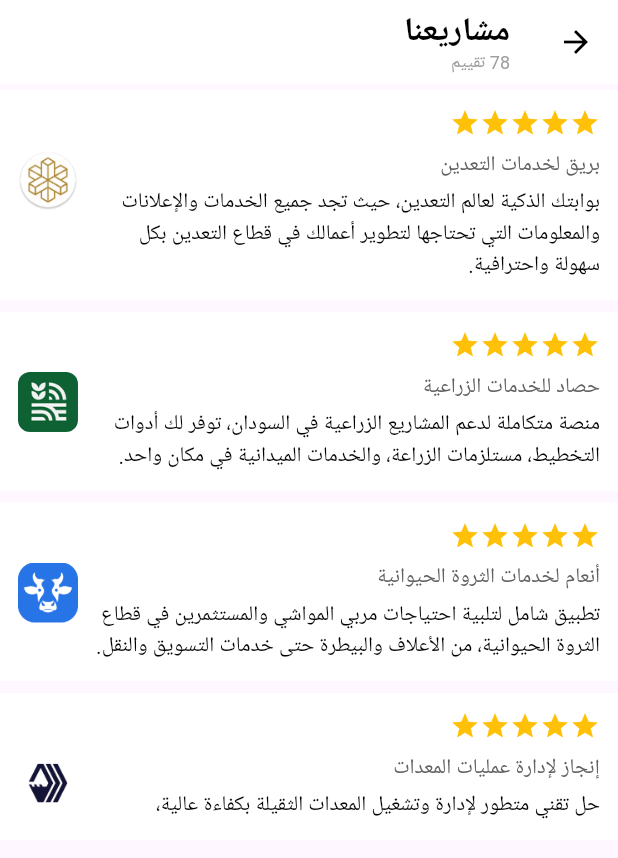
After one commit to mohamed-sd/safra_app, a Flutter app: the ProjectsScreen screen opened directly, on a phone screen of 412 x 824 dp. The commit adds this screen. Shown: the top 858 px of the screen. Run offline on Flutter 3.47's test engine with Material 3 defaults, Android fonts, the phone set to English and light mode, and no system bars; drawn by our look-alikes of flutter_rating_bar; our stand-ins replace barcode_widget, salomon_bottom_bar; Roboto replaces fonts that are missing (Arial).

Commit message:
new project file

```diff
--- a/lib/homeNav.dart
+++ b/lib/homeNav.dart
@@ -175,7 +175,7 @@ class _BannerSliderState extends State<HomeNav> {
                                             );
                                           },
                                           child: headerCard(
-                                              'بصات سفرية',
+                                              'الباصات ',
                                               Image.asset(
                                                   'assets/homeHead/ic_bus.png',
                                                   height: 30))),
@@ -243,7 +243,7 @@ class _BannerSliderState extends State<HomeNav> {
                                               );
                                             },
                                             child: headerCard(
-                                                'شقق مفروشة',
+                                                'شقة ',
                                                 Image.asset(
                                                     'assets/homeHead/ic_homestay.png',
                                                     height: 30)))),
--- /dev/null
+++ b/lib/project.dart
@@ -0,0 +1,126 @@
+import 'package:flutter/material.dart';
+import 'package:flutter_rating_bar/flutter_rating_bar.dart';
+
+class ProjectsScreen extends StatelessWidget {
+  final List<Project> projects = [
+    Project(
+      title: 'بريق لخدمات التعدين',
+      description:
+      'بوابتك الذكية لعالم التعدين، حيث تجد جميع الخدمات والإعلانات والمعلومات التي تحتاجها لتطوير أعمالك في قطاع التعدين بكل سهولة واحترافية.',
+      imageUrl: 'assets/icons/1.png',
+    ),
+    Project(
+      title: 'حصاد للخدمات الزراعية',
+      description:
+      'منصة متكاملة لدعم المشاريع الزراعية في السودان، توفر لك أدوات التخطيط، مستلزمات الزراعة، والخدمات الميدانية في مكان واحد.',
+      imageUrl: 'assets/icons/2.png',
+    ),
+    Project(
+      title: 'أنعام لخدمات الثروة الحيوانية',
+      description:
+      'تطبيق شامل لتلبية احتياجات مربي المواشي والمستثمرين في قطاع الثروة الحيوانية، من الأعلاف والبيطرة حتى خدمات التسويق والنقل.',
+      imageUrl: 'assets/icons/3.png',
+    ),
+    Project(
+      title: 'إنجاز لإدارة عمليات المعدات',
+      description:
+      'حل تقني متطور لإدارة وتشغيل المعدات الثقيلة بكفاءة عالية،',
+      imageUrl: 'assets/icons/4.png',
+    ),
+  ];
+
+  @override
+  Widget build(BuildContext context) {
+    return Directionality(
+      textDirection: TextDirection.rtl, // لأن المحتوى باللغة العربية
+      child: Scaffold(
+        appBar: AppBar(
+          elevation: 0,
+          backgroundColor: Colors.white,
+          leading: Icon(Icons.arrow_back, color: Colors.black),
+          title: Column(
+            crossAxisAlignment: CrossAxisAlignment.start,
+            children: [
+              Text('مشاريعنا', style: TextStyle(color: Colors.black,fontWeight: FontWeight.bold)),
+              Text('78 تقييم', style: TextStyle(color: Colors.grey, fontSize: 12)),
+            ],
+          ),
+        ),
+        body: ListView.builder(
+          itemCount: projects.length,
+          itemBuilder: (context, index) {
+            final project = projects[index];
+            return Container(
+              padding: EdgeInsets.all(12),
+              margin: EdgeInsets.symmetric(vertical: 4),
+              color:  Colors.white,
+              child: Column(
+                crossAxisAlignment: CrossAxisAlignment.start,
+                children: [
+                  RatingBarIndicator(
+                    rating: 5,
+                    itemBuilder: (context, _) => Icon(
+                      Icons.star,
+                      color: Colors.amber,
+                    ),
+                    itemCount: 5,
+                    itemSize: 20.0,
+                  ),
+                  SizedBox(height: 8),
+                  Row(
+                    crossAxisAlignment: CrossAxisAlignment.start,
+                    children: [
+                      Expanded(
+                        child: Column(
+                          crossAxisAlignment: CrossAxisAlignment.start,
+                          children: [
+                            Text(
+                              project.title,
+                              style: TextStyle(
+                                  fontWeight: FontWeight.w500,
+                                  color: Colors.grey[700]),
+                            ),
+                            SizedBox(height: 4),
+                            Text(
+                              project.description,
+                              style: TextStyle(
+                                fontSize: 14,
+                                color: Colors.black,
+                              ),
+                            ),
+                          ],
+                        ),
+                      ),
+                      SizedBox(width: 8),
+                      ClipRRect(
+                        borderRadius: BorderRadius.circular(8),
+                        child: Image.asset(
+                          project.imageUrl,
+                          width: 40,
+                          height: 40,
+                          fit: BoxFit.cover,
+                        ),
+                      ),
+                    ],
+                  )
+                ],
+              ),
+            );
+          },
+        ),
+      ),
+    );
+  }
+}
+
+class Project {
+  final String title;
+  final String description;
+  final String imageUrl;
+
+  Project({
+    required this.title,
+    required this.description,
+    required this.imageUrl,
+  });
+}
--- a/pubspec.yaml
+++ b/pubspec.yaml
@@ -47,6 +47,8 @@ dev_dependencies:
   flutter_lints: ^5.0.0
   salomon_bottom_bar: ^3.3.2
   carousel_slider: 4.1.1
+  flutter_rating_bar: ^4.0.1
+  barcode_widget: ^2.0.1
 
 # For information on the generic Dart part of this file, see the
 # following page: https://dart.dev/tools/pub/pubspec
```
Also changed, not shown: lib/booksNav.dart (+10 -5 lines), lib/profileNav.dart (+13 -1 lines), lib/ticketBus.dart (added, +163 -0 lines), assets/icons/1.png (added), assets/icons/2.png (added), assets/icons/3.png (added), assets/icons/4.png (added), assets/icons/bus.png (added).
